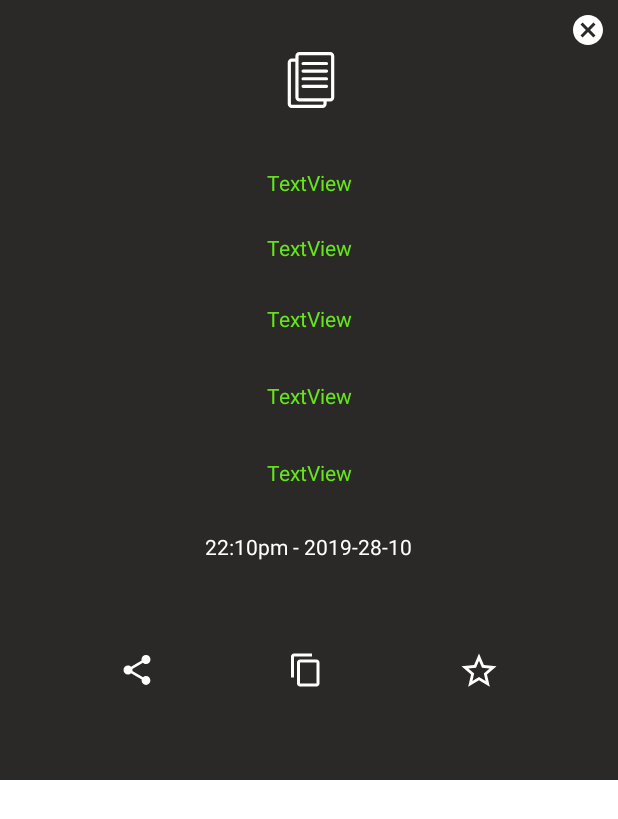
After one commit to Kirca54/QR-Scanner, an Android app: the layout layout_qr_result_show.xml on its own in the app's theme, with its tools: preview values and no code run, on a phone screen of 412 x 824 dp. The commit adds this screen. Shown: the top 819 px of the screen. Run offline under Robolectric (Android 15) with nearby library versions, the phone set to English and light mode, and no system bars.

Commit message:
added dialog and favourite function

```diff
--- a/app/src/main/AndroidManifest.xml
+++ b/app/src/main/AndroidManifest.xml
@@ -12,7 +12,7 @@
         android:roundIcon="@mipmap/ic_launcher_round"
         android:supportsRtl="true"
         android:theme="@style/Theme.QrCodeScanner">
-        <activity android:name=".ui.SplashActivity"
+        <activity android:name=".ui.splash.SplashActivity"
             android:exported="true">
         <intent-filter>
             <action android:name="android.intent.action.MAIN" />
--- a/app/src/main/java/com/example/qrcodescanner/db/entities/QrResult.kt
+++ b/app/src/main/java/com/example/qrcodescanner/db/entities/QrResult.kt
@@ -18,10 +18,10 @@ data class QrResult(
     val result: String?,
 
     @ColumnInfo(name = "result_type")
-    val resultType: String?,
+    val resultType: String,
 
     @ColumnInfo(name = "favourite")
-    val favourite: Boolean?,
+    val favourite: Boolean = false,
 
     @ColumnInfo(name = "time")
     val calendar: Calendar
--- a/app/src/main/java/com/example/qrcodescanner/ui/SplashActivity.kt
+++ b/app/src/main/java/com/example/qrcodescanner/ui/splash/SplashActivity.kt
@@ -1,4 +1,4 @@
-package com.example.qrcodescanner.ui
+package com.example.qrcodescanner.ui.splash
 
 import android.content.Intent
 import android.content.pm.PackageManager
@@ -40,7 +40,8 @@ class SplashActivity : AppCompatActivity() {
 
     private fun requestPermissions() {
         ActivityCompat.requestPermissions(this, arrayOf(android.Manifest.permission.CAMERA),
-            CAMERA_PERMISSION_REQUEST_CODE)
+            CAMERA_PERMISSION_REQUEST_CODE
+        )
     }
 
     private fun goToMainActivity() {
--- /dev/null
+++ b/app/src/main/res/layout/layout_qr_result_show.xml
@@ -0,0 +1,177 @@
+<?xml version="1.0" encoding="utf-8"?>
+<RelativeLayout
+    xmlns:android="http://schemas.android.com/apk/res/android"
+    xmlns:app="http://schemas.android.com/apk/res-auto"
+    xmlns:tools="http://schemas.android.com/tools"
+    android:layout_height="match_parent"
+    android:layout_width="match_parent"
+    >
+
+    <androidx.constraintlayout.widget.ConstraintLayout
+        android:layout_width="match_parent"
+        android:layout_height="520dp"
+        android:background="@color/darkBrown">
+
+        <androidx.appcompat.widget.AppCompatImageView
+            android:id="@+id/cancelDialog"
+            android:layout_width="wrap_content"
+            android:layout_height="wrap_content"
+            android:layout_marginTop="8dp"
+            android:layout_marginEnd="8dp"
+            android:src="@drawable/ic_cancel_pink_24dp"
+            android:tint="@color/white"
+            app:layout_constraintEnd_toEndOf="parent"
+            app:layout_constraintTop_toTopOf="parent" />
+
+
+        <androidx.appcompat.widget.AppCompatImageView
+            android:id="@+id/textTypeIcon"
+            android:layout_width="37dp"
+            android:layout_height="73dp"
+            android:layout_marginBottom="8dp"
+            android:src="@drawable/ic_text_documents"
+            android:tint="@color/white"
+            app:layout_constraintBottom_toBottomOf="parent"
+            app:layout_constraintEnd_toEndOf="parent"
+            app:layout_constraintHorizontal_bias="0.504"
+            app:layout_constraintStart_toStartOf="parent"
+            app:layout_constraintTop_toTopOf="parent"
+            app:layout_constraintVertical_bias="0.038" />
+
+        <androidx.appcompat.widget.AppCompatTextView
+            android:id="@+id/scannedText"
+            android:layout_width="0dp"
+            android:layout_height="wrap_content"
+            android:layout_marginStart="32dp"
+            android:layout_marginTop="12dp"
+            android:layout_marginEnd="32dp"
+            android:gravity="center"
+            android:padding="10dp"
+            android:textColor="@color/lightColor"
+            app:layout_constraintEnd_toEndOf="parent"
+            app:layout_constraintHorizontal_bias="0.0"
+            app:layout_constraintStart_toStartOf="parent"
+            app:layout_constraintTop_toBottomOf="@+id/textTypeIcon"
+            tools:text="TextView" />
+
+        <androidx.appcompat.widget.AppCompatTextView
+            android:id="@+id/userInfo1"
+            android:layout_width="0dp"
+            android:layout_height="wrap_content"
+            android:layout_marginStart="32dp"
+            android:layout_marginTop="4dp"
+            android:layout_marginEnd="32dp"
+            android:gravity="center"
+            android:padding="10dp"
+            android:textColor="@color/lightColor"
+            app:layout_constraintEnd_toEndOf="parent"
+            app:layout_constraintHorizontal_bias="0.0"
+            app:layout_constraintStart_toStartOf="parent"
+            app:layout_constraintTop_toBottomOf="@+id/scannedText"
+            tools:text="TextView" />
+
+        <androidx.appcompat.widget.AppCompatTextView
+            android:id="@+id/userInfo2"
+            android:layout_width="0dp"
+            android:layout_height="wrap_content"
+            android:layout_marginStart="32dp"
+            android:layout_marginTop="8dp"
+            android:layout_marginEnd="32dp"
+            android:gravity="center"
+            android:padding="10dp"
+            android:textColor="@color/lightColor"
+            app:layout_constraintEnd_toEndOf="parent"
+            app:layout_constraintHorizontal_bias="0.0"
+            app:layout_constraintStart_toStartOf="parent"
+            app:layout_constraintTop_toBottomOf="@+id/userInfo1"
+            tools:text="TextView" />
+
+        <androidx.appcompat.widget.AppCompatTextView
+            android:id="@+id/userInfo3"
+            android:layout_width="0dp"
+            android:layout_height="wrap_content"
+            android:layout_marginStart="32dp"
+            android:layout_marginTop="12dp"
+            android:layout_marginEnd="32dp"
+            android:gravity="center"
+            android:padding="10dp"
+            android:textColor="@color/lightColor"
+            app:layout_constraintEnd_toEndOf="parent"
+            app:layout_constraintHorizontal_bias="0.0"
+            app:layout_constraintStart_toStartOf="parent"
+            app:layout_constraintTop_toBottomOf="@+id/userInfo2"
+            tools:text="TextView" />
+
+        <androidx.appcompat.widget.AppCompatTextView
+            android:id="@+id/userInfo4"
+            android:layout_width="0dp"
+            android:layout_height="wrap_content"
+            android:layout_marginStart="32dp"
+            android:layout_marginTop="12dp"
+            android:layout_marginEnd="32dp"
+            android:gravity="center"
+            android:padding="10dp"
+            android:textColor="@color/lightColor"
+            app:layout_constraintEnd_toEndOf="parent"
+            app:layout_constraintHorizontal_bias="0.0"
+            app:layout_constraintStart_toStartOf="parent"
+            app:layout_constraintTop_toBottomOf="@+id/userInfo3"
+            tools:text="TextView" />
+
+        <androidx.appcompat.widget.AppCompatTextView
+            android:id="@+id/scannedDate"
+            android:layout_width="wrap_content"
+            android:layout_height="wrap_content"
+            android:layout_marginTop="20dp"
+            android:textColor="@color/white"
+            android:textSize="14sp"
+            app:layout_constraintEnd_toEndOf="@+id/userInfo4"
+            app:layout_constraintHorizontal_bias="0.497"
+            app:layout_constraintStart_toStartOf="@+id/userInfo4"
+            app:layout_constraintTop_toBottomOf="@+id/userInfo4"
+            tools:text="22:10pm - 2019-28-10" />
+
+        <androidx.appcompat.widget.AppCompatImageView
+            android:id="@+id/copyResult"
+            android:layout_width="wrap_content"
+            android:layout_height="wrap_content"
+            android:padding="10dp"
+            android:src="@drawable/ic_content_copy_white_24dp"
+            app:layout_constraintBottom_toBottomOf="@+id/favouriteIcon"
+            app:layout_constraintEnd_toStartOf="@+id/favouriteIcon"
+            app:layout_constraintHorizontal_bias="0.5"
+            app:layout_constraintStart_toEndOf="@+id/shareResult"
+            app:layout_constraintTop_toTopOf="@+id/favouriteIcon"
+            app:layout_constraintVertical_bias="0.32" />
+
+
+        <androidx.appcompat.widget.AppCompatImageView
+            android:id="@+id/shareResult"
+            android:layout_width="wrap_content"
+            android:layout_height="wrap_content"
+            android:padding="10dp"
+            android:src="@drawable/ic_share_white_24dp"
+            android:tint="@color/white"
+            app:layout_constraintBottom_toBottomOf="@+id/copyResult"
+            app:layout_constraintEnd_toStartOf="@+id/copyResult"
+            app:layout_constraintHorizontal_bias="0.5"
+            app:layout_constraintHorizontal_chainStyle="spread"
+            app:layout_constraintStart_toStartOf="parent"
+            app:layout_constraintTop_toTopOf="@+id/copyResult" />
+
+        <androidx.appcompat.widget.AppCompatImageView
+            android:id="@+id/favouriteIcon"
+            android:layout_width="wrap_content"
+            android:layout_height="wrap_content"
+            android:layout_marginTop="32dp"
+            android:layout_marginBottom="32dp"
+            android:padding="10dp"
+            android:src="@drawable/selector_favourite"
+            app:layout_constraintBottom_toBottomOf="parent"
+            app:layout_constraintEnd_toEndOf="parent"
+            app:layout_constraintHorizontal_bias="0.5"
+            app:layout_constraintStart_toEndOf="@+id/copyResult"
+            app:layout_constraintTop_toBottomOf="@+id/scannedDate" />
+
+    </androidx.constraintlayout.widget.ConstraintLayout>
+</RelativeLayout>
```
Also changed, not shown: app/src/main/java/com/example/qrcodescanner/db/DbHelper.kt (added, +57 -0 lines), app/src/main/java/com/example/qrcodescanner/db/DbHelperI.kt (added, +24 -0 lines), app/src/main/java/com/example/qrcodescanner/db/dao/QrResultDao.kt (+16 -6 lines), app/src/main/java/com/example/qrcodescanner/ui/dialogs/QrCodeResultDialog.kt (added, +113 -0 lines), app/src/main/java/com/example/qrcodescanner/ui/scanner/QrScannerFragment.kt (+49 -28 lines), app/src/main/java/com/example/qrcodescanner/utlis/ViewExtensions.kt (added, +22 -0 lines).
